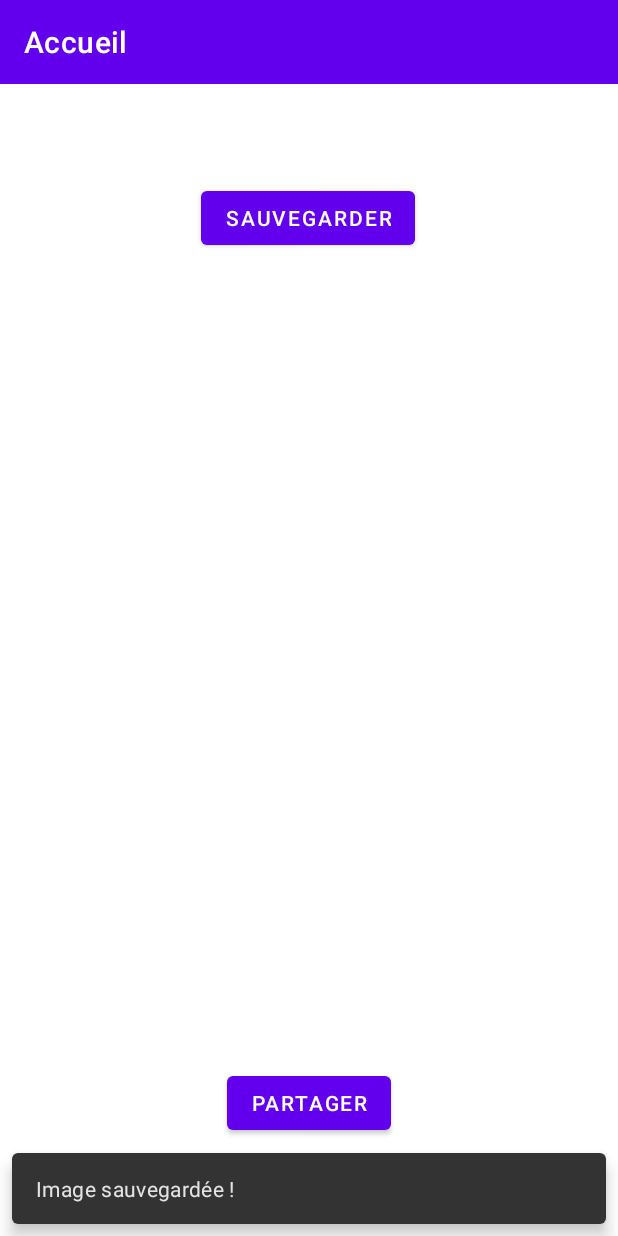
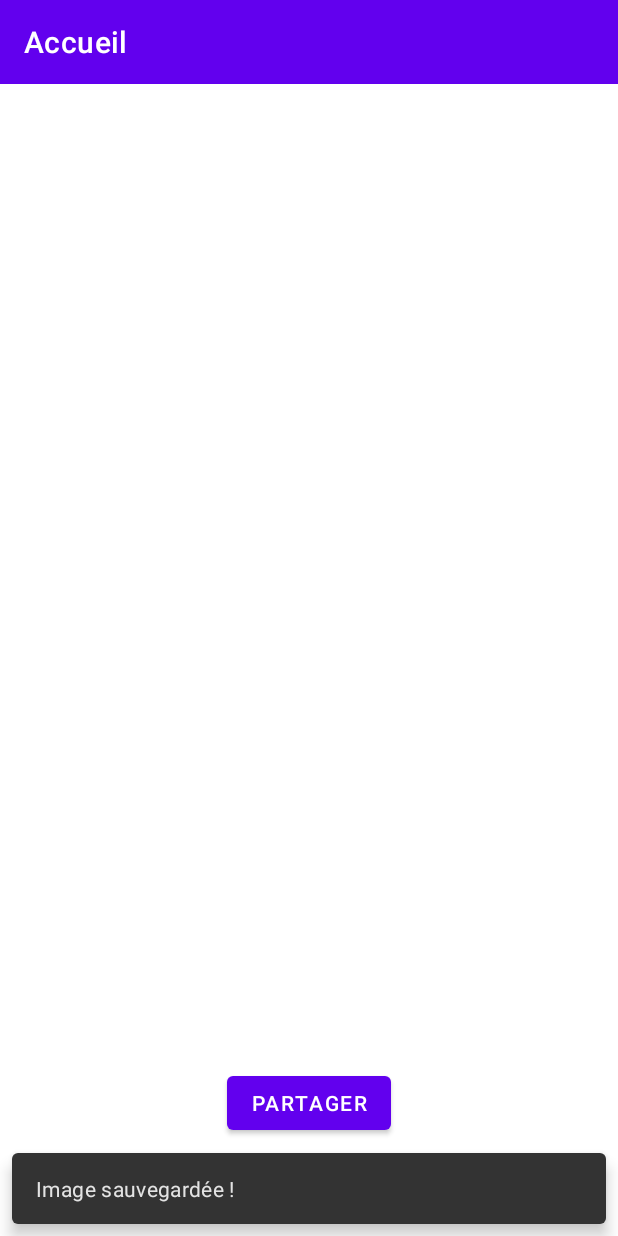
Before and after one commit to TheoCante/F1_CANTE_CATINON, an Android app: the fragment DetailsFragment placed in its activity, after a tap on "SAUVEGARDER", on a phone screen of 412 x 824 dp. Run offline under Robolectric (Android 15) with nearby library versions, the phone set to English and light mode, and no system bars; our stand-ins replace Room's generated code, navigation-ui; pictures from the network do not load; 3 statements that could not run were skipped.

Commit message:
Masquage bouton après sauvegarde

```diff
--- a/TP1/app/src/main/java/fr/audric/tp1/DetailsFragment.kt
+++ b/TP1/app/src/main/java/fr/audric/tp1/DetailsFragment.kt
@@ -37,6 +37,7 @@ class DetailsFragment : Fragment(R.layout.details_fragment) {
                 imageViewModel.saveImage(imageStr)
                 // On informe l'utilisateur que l'image a ete sauvee
                 Snackbar.make(view, R.string.imageSavedMessage, Snackbar.LENGTH_SHORT).show()
+                buttonSave.visibility = View.INVISIBLE
             }
         }
 
@@ -61,7 +62,7 @@ class DetailsFragment : Fragment(R.layout.details_fragment) {
         val imageView = view.findViewById<ImageView>(R.id.imageView)
         // On affiche l'image dans l'imageView
         if(imageStr.contains("https://")) {// si imageStr est une url
-            // Cette image n'est pas en memoire, on affoche le bouton de sauvegarde
+            // Cette image n'est pas en memoire, on affiche le bouton de sauvegarde
             buttonSave.visibility = View.VISIBLE
             // Coil affiche l'image depuis internet grace a coil
             imageView.load(imageStr)
```
